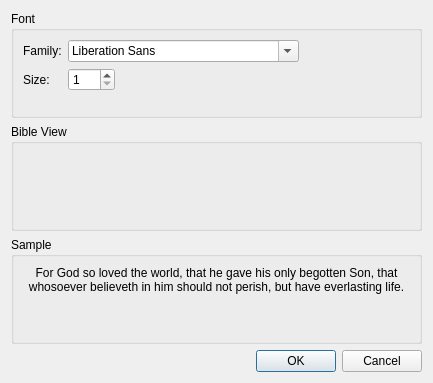
jfesh95/aletheia, file preferencesdialog.ui: the form before one commit.
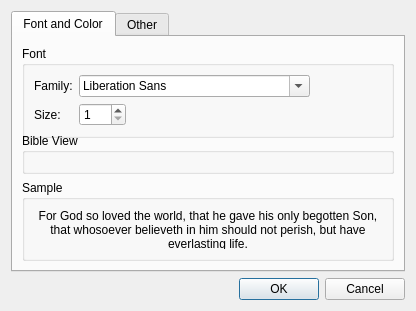
The form after the commit. Icons and pictures are not drawn.

The edit to the form file:
```diff
--- a/preferencesdialog.ui
+++ b/preferencesdialog.ui
@@ -6,8 +6,8 @@
    <rect>
     <x>0</x>
     <y>0</y>
-    <width>433</width>
-    <height>383</height>
+    <width>416</width>
+    <height>311</height>
    </rect>
   </property>
   <property name="windowTitle">
@@ -19,11 +19,24 @@
   </property>
   <layout class="QVBoxLayout" name="verticalLayout_2">
    <item>
+    <widget class="QTabWidget" name="tabWidget">
+     <property name="currentIndex">
+      <number>0</number>
+     </property>
+     <widget class="QWidget" name="colorTab">
+      <attribute name="title">
+       <string>Font and Color</string>
+      </attribute>
+      <layout class="QVBoxLayout" name="verticalLayout_4">
+       <item>
     <widget class="QGroupBox" name="groupBox">
      <property name="title">
       <string>Font</string>
      </property>
      <layout class="QVBoxLayout" name="verticalLayout">
+          <property name="sizeConstraint">
+           <enum>QLayout::SetMinimumSize</enum>
+          </property>
       <item>
        <layout class="QFormLayout" name="fontForm">
         <property name="fieldGrowthPolicy">
@@ -76,6 +89,9 @@
      <layout class="QVBoxLayout" name="verticalLayout_3">
       <item>
        <layout class="QFormLayout" name="bibleViewForm">
+            <property name="sizeConstraint">
+             <enum>QLayout::SetMinimumSize</enum>
+            </property>
         <property name="fieldGrowthPolicy">
          <enum>QFormLayout::ExpandingFieldsGrow</enum>
         </property>
@@ -90,6 +106,9 @@
       <string>Sample</string>
      </property>
      <layout class="QHBoxLayout" name="horizontalLayout">
+          <property name="sizeConstraint">
+           <enum>QLayout::SetMinimumSize</enum>
+          </property>
       <item>
        <widget class="QLabel" name="sampleText">
         <property name="text">
@@ -104,6 +123,27 @@
        </widget>
       </item>
      </layout>
+        </widget>
+       </item>
+      </layout>
+     </widget>
+     <widget class="QWidget" name="otherTab">
+      <attribute name="title">
+       <string>Other</string>
+      </attribute>
+      <layout class="QFormLayout" name="formLayout">
+       <property name="fieldGrowthPolicy">
+        <enum>QFormLayout::AllNonFixedFieldsGrow</enum>
+       </property>
+       <item row="0" column="0">
+        <widget class="QCheckBox" name="crossRefeferenceCheck">
+         <property name="text">
+          <string>Show cross-references</string>
+         </property>
+        </widget>
+       </item>
+      </layout>
+     </widget>
     </widget>
    </item>
    <item>
```
Lines whose indentation alone changed are shown as unchanged.
